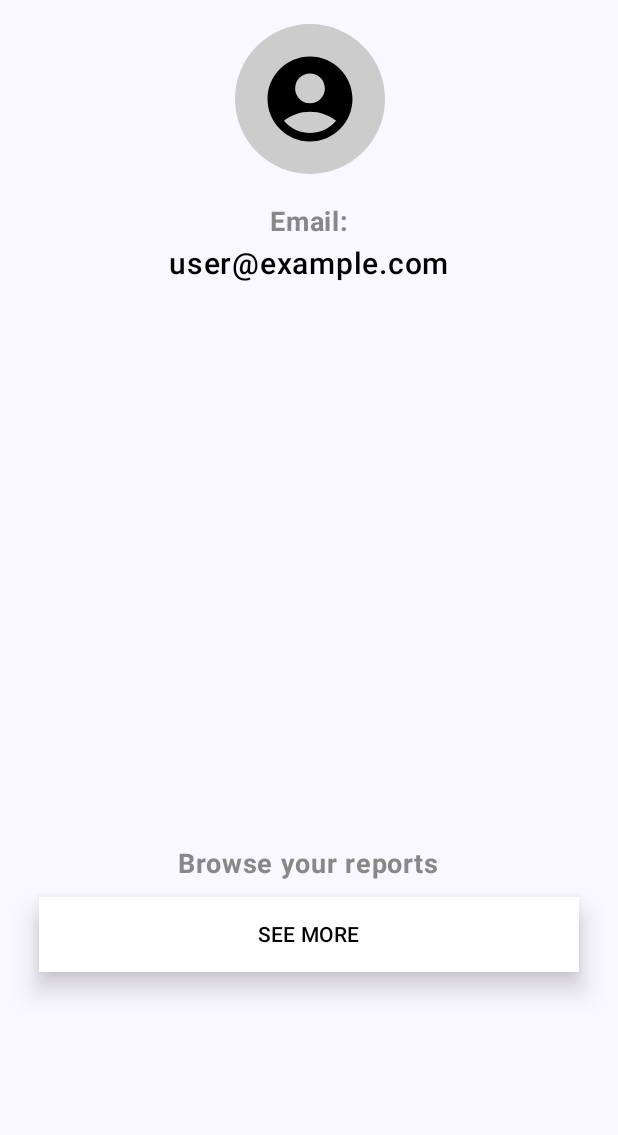
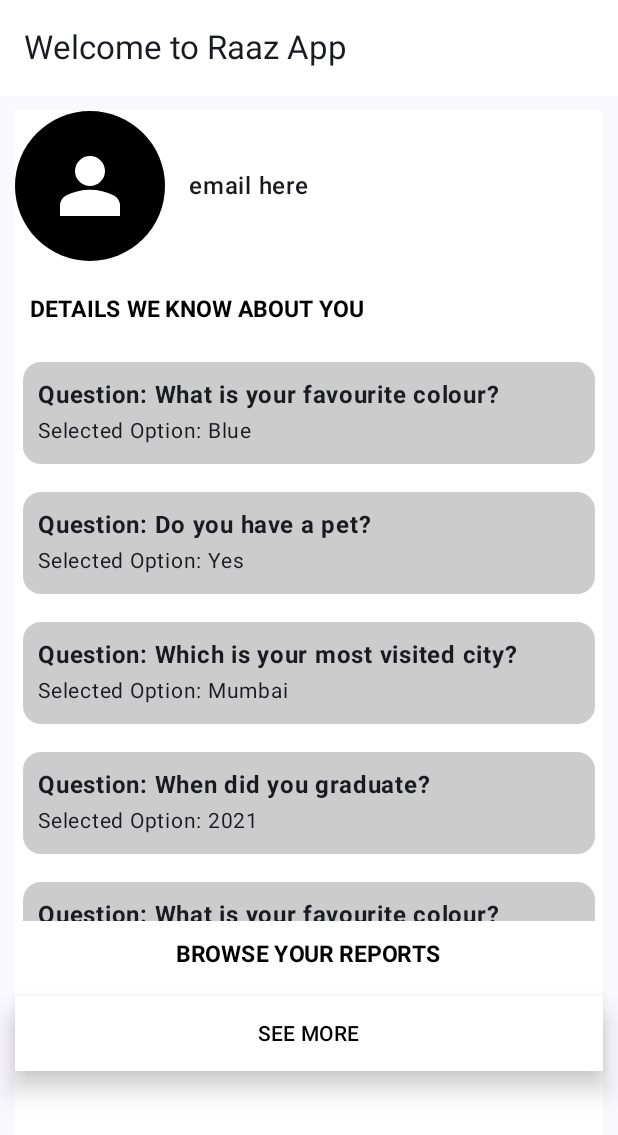
Before and after one commit to SAIF879/RaazAssigment, an Android app built with Jetpack Compose: the composable ProfileScreen shown on its own in the app's theme, on a phone screen of 412 x 824 dp. Shown: the top 1135 px of the screen. Run offline under Robolectric (Android 15) with nearby library versions, the phone set to English and light mode, and no system bars; our stand-ins replace Dagger/Hilt's generated code, Room's generated code.

```diff
--- /dev/null
+++ b/app/src/main/java/com/example/raazassigment/data/local/QuizResponseDao.kt
@@ -0,0 +1,16 @@
+package com.example.raazassigment.data.local
+
+import androidx.room.Dao
+import androidx.room.Insert
+import androidx.room.OnConflictStrategy
+import androidx.room.Query
+import com.example.raazassigment.domain.model.QuizResponseEntity
+
+@Dao
+interface QuizResponseDao {
+    @Insert(onConflict = OnConflictStrategy.REPLACE)
+    suspend fun insertAll(responses: List<QuizResponseEntity>)
+
+    @Query("SELECT * FROM quiz_responses")
+    suspend fun getAllResponses(): List<QuizResponseEntity>
+}
--- a/app/src/main/java/com/example/raazassigment/data/local/UserDao.kt
+++ b/app/src/main/java/com/example/raazassigment/data/local/UserDao.kt
@@ -14,4 +14,5 @@ interface UserDao {
 
     @Query("SELECT * FROM users WHERE email = :email AND password = :password")
     suspend fun getUser(email: String, password: String): UserEntity?
+
 }
--- /dev/null
+++ b/app/src/main/java/com/example/raazassigment/data/repo/QuizRepositoryImpl.kt
@@ -0,0 +1,20 @@
+package com.example.raazassigment.data.repo
+
+
+import com.example.raazassigment.data.local.QuizResponseDao
+import com.example.raazassigment.domain.model.QuizResponseEntity
+import com.example.raazassigment.domain.repo.QuizRepository
+import javax.inject.Inject
+
+class QuizRepositoryImpl @Inject constructor(
+    private val quizResponseDao: QuizResponseDao
+) : QuizRepository {
+    override suspend fun saveAllQuizResponses(responses: List<QuizResponseEntity>) {
+        return quizResponseDao.insertAll(responses)
+    }
+
+
+    override suspend fun getQuizResponses(): List<QuizResponseEntity> {
+        return quizResponseDao.getAllResponses()
+    }
+}
--- a/app/src/main/java/com/example/raazassigment/data/repo/UserRepositoryImpl.kt
+++ b/app/src/main/java/com/example/raazassigment/data/repo/UserRepositoryImpl.kt
@@ -15,4 +15,6 @@ class UserRepositoryImpl @Inject constructor(
     override suspend fun getUser(email: String, password: String): UserEntity? {
         return userDao.getUser(email, password)
     }
+
+
 }
--- a/app/src/main/java/com/example/raazassigment/di/AppModule.kt
+++ b/app/src/main/java/com/example/raazassigment/di/AppModule.kt
@@ -11,6 +11,7 @@ import com.example.raazassigment.data.repo.UserRepositoryImpl
 import com.example.raazassigment.domain.repo.QuizRepository
 import com.example.raazassigment.domain.repo.UserRepository
 import com.example.raazassigment.domain.usecase.AuthenticateUserUseCase
+import com.example.raazassigment.domain.usecase.GetQuizResponsesUseCase
 import com.example.raazassigment.domain.usecase.SaveQuizResponseUseCase
 import dagger.Module
 import dagger.Provides
@@ -62,4 +63,9 @@ object AppModule {
     fun provideQuizUseCase(repository: QuizRepository): SaveQuizResponseUseCase {
         return SaveQuizResponseUseCase(repository)
     }
+
+    @Provides
+    fun provideGetQuizUseCase(repository: QuizRepository): GetQuizResponsesUseCase {
+        return GetQuizResponsesUseCase(repository)
+    }
 }
--- /dev/null
+++ b/app/src/main/java/com/example/raazassigment/domain/repo/QuizRepository.kt
@@ -0,0 +1,8 @@
+package com.example.raazassigment.domain.repo
+
+import com.example.raazassigment.domain.model.QuizResponseEntity
+
+interface QuizRepository {
+    suspend fun saveAllQuizResponses(responses: List<QuizResponseEntity>)
+    suspend fun getQuizResponses(): List<QuizResponseEntity>
+}
--- /dev/null
+++ b/app/src/main/java/com/example/raazassigment/domain/usecase/GetQuizResponsesUseCase.kt
@@ -0,0 +1,15 @@
+package com.example.raazassigment.domain.usecase
+
+import com.example.raazassigment.domain.model.QuizResponseEntity
+import com.example.raazassigment.domain.repo.QuizRepository
+import kotlinx.coroutines.flow.Flow
+import kotlinx.coroutines.flow.flow
+import javax.inject.Inject
+
+class GetQuizResponsesUseCase @Inject constructor(
+    private val quizRepository: QuizRepository
+) {
+    fun execute(): Flow<List<QuizResponseEntity>> = flow {
+        emit(quizRepository.getQuizResponses())
+    }
+}
--- /dev/null
+++ b/app/src/main/java/com/example/raazassigment/domain/usecase/SaveQuizUseCase.kt
@@ -0,0 +1,13 @@
+package com.example.raazassigment.domain.usecase
+
+import com.example.raazassigment.domain.model.QuizResponseEntity
+import com.example.raazassigment.domain.repo.QuizRepository
+import javax.inject.Inject
+
+class SaveQuizResponseUseCase @Inject constructor(
+    private val repository: QuizRepository
+) {
+    suspend operator fun invoke(responses: List<QuizResponseEntity>) {
+        repository.saveAllQuizResponses(responses)
+    }
+}
--- a/app/src/main/java/com/example/raazassigment/presentation/navigation/RootNavGraph.kt
+++ b/app/src/main/java/com/example/raazassigment/presentation/navigation/RootNavGraph.kt
@@ -9,7 +9,6 @@ object NavGraph{
     const val SPLASH = "splash"
     const val INTRO = "intro"
     const val AUTHENTICATION = "authentication"
-    const val MAIN = "main"
 }
 
 @Composable
--- /dev/null
+++ b/app/src/main/java/com/example/raazassigment/presentation/ui/screens/introScreen/IntroScreenViewmodel.kt
@@ -0,0 +1,34 @@
+package com.example.raazassigment.presentation.ui.screens.introScreen
+
+import android.util.Log
+import androidx.lifecycle.ViewModel
+import androidx.lifecycle.viewModelScope
+import com.example.raazassigment.domain.model.Question
+import com.example.raazassigment.domain.model.QuizResponseEntity
+import com.example.raazassigment.domain.usecase.SaveQuizResponseUseCase
+import dagger.hilt.android.lifecycle.HiltViewModel
+import kotlinx.coroutines.launch
+import javax.inject.Inject
+
+@HiltViewModel
+class QuizViewModel @Inject constructor(
+    private val saveQuizResponseUseCase: SaveQuizResponseUseCase
+) : ViewModel() {
+
+    private val _responses = mutableListOf<QuizResponseEntity>()
+
+    fun saveQuizResponse(question: String, selectedOption: String, isLast: Boolean) {
+        _responses.add(QuizResponseEntity(question = question, selectedOption = selectedOption))
+
+        Log.d("QuizViewModel", "Collected response: $question -> $selectedOption")
+
+        if (isLast) {
+            viewModelScope.launch {
+                Log.d("QuizViewModel", "Saving responses: $_responses")
+                saveQuizResponseUseCase(_responses)
+                _responses.clear()
+                Log.d("QuizViewModel", "Responses saved and cleared.")
+            }
+        }
+    }
+}
--- a/app/src/main/java/com/example/raazassigment/presentation/ui/screens/profileScreen/ProfileScreen.kt
+++ b/app/src/main/java/com/example/raazassigment/presentation/ui/screens/profileScreen/ProfileScreen.kt
@@ -1,88 +1,141 @@
 package com.example.raazassigment.presentation.ui.screens.profileScreen
 
 import androidx.compose.foundation.background
-import androidx.compose.foundation.layout.Arrangement
-import androidx.compose.foundation.layout.Column
-import androidx.compose.foundation.layout.Spacer
-import androidx.compose.foundation.layout.fillMaxSize
-import androidx.compose.foundation.layout.fillMaxWidth
-import androidx.compose.foundation.layout.height
-import androidx.compose.foundation.layout.padding
-import androidx.compose.foundation.layout.size
+import androidx.compose.foundation.layout.*
+import androidx.compose.foundation.lazy.LazyColumn
+import androidx.compose.foundation.lazy.items
 import androidx.compose.foundation.shape.CircleShape
-import androidx.compose.material.icons.Icons
-import androidx.compose.material.icons.filled.AccountCircle
-import androidx.compose.material3.Icon
-import androidx.compose.material3.Text
-import androidx.compose.runtime.Composable
+import androidx.compose.material3.*
+import androidx.compose.runtime.*
 import androidx.compose.ui.Alignment
 import androidx.compose.ui.Modifier
+import androidx.compose.ui.draw.clip
 import androidx.compose.ui.graphics.Color
+import androidx.compose.ui.platform.LocalContext
+import androidx.compose.ui.res.painterResource
 import androidx.compose.ui.text.font.FontWeight
 import androidx.compose.ui.unit.dp
 import androidx.compose.ui.unit.sp
+import androidx.hilt.navigation.compose.hiltViewModel
+import com.example.raazassigment.R
+import com.example.raazassigment.domain.model.QuizResponseEntity
 import com.example.raazassigment.presentation.ui.components.AppCompactButton
+import com.example.raazassigment.presentation.util.showToast
 
+@OptIn(ExperimentalMaterial3Api::class)
 @Composable
-fun ProfileScreen() {
-Column(modifier = Modifier.fillMaxSize() , verticalArrangement = Arrangement.SpaceBetween , horizontalAlignment = Alignment.CenterHorizontally) {
+fun ProfileScreen(viewModel: ProfileViewModel = hiltViewModel()) {
+    val context = LocalContext.current
+    val quizResponses by viewModel.quizResponses.collectAsState()
+
+    Scaffold(
+        topBar = {
+            TopAppBar(
+                title = { Text("Welcome to Raaz App") },
+                colors = TopAppBarDefaults.topAppBarColors(containerColor = Color.White)
+            )
+        }
+    ) { paddingValues ->
         Column(
             modifier = Modifier
-            .padding(16.dp),
-        verticalArrangement = Arrangement.Center,
+                .fillMaxSize()
+                .padding(paddingValues)
+                .padding(10.dp)
+                .background(Color.White),
+            verticalArrangement = Arrangement.SpaceBetween,
             horizontalAlignment = Alignment.CenterHorizontally
         ) {
-        // Profile Icon
-        Icon(
-            imageVector = Icons.Default.AccountCircle,
-            contentDescription = "Profile Icon",
+            // Profile Section
+            Row(
+                modifier = Modifier.fillMaxWidth(),
+                verticalAlignment = Alignment.CenterVertically,
+            ) {
+                Box(
                     modifier = Modifier
                         .size(100.dp)
-                .background(Color.LightGray, shape = CircleShape)
-                .padding(16.dp),
-            tint = Color.Black
+                        .clip(CircleShape)
+                        .background(Color.Black),
+                    contentAlignment = Alignment.Center
+                ) {
+                    Icon(
+                        painter = painterResource(id = R.drawable.ic_account),
+                        contentDescription = "Profile Icon",
+                        modifier = Modifier.size(60.dp),
+                        tint = Color.White
                     )
-
-        Spacer(modifier = Modifier.height(20.dp))
-
-        // Email Field
+                }
+                Spacer(modifier = Modifier.width(16.dp))
                 Text(
-            text = "Email:",
-            fontSize = 18.sp,
-            fontWeight = FontWeight.Bold,
-            color = Color.Gray
-        )
-
-        Spacer(modifier = Modifier.height(4.dp))
-
-        // Actual Email (Replace with dynamic email)
-        Text(
-            text = "user@example.com", // Change this to actual email from ViewModel
-            fontSize = 20.sp,
-            fontWeight = FontWeight.Medium,
-            color = Color.Black
+                    text = "email here",
+                    fontSize = 16.sp,
+                    fontWeight = FontWeight.Medium
                 )
             }
 
-Column(
+            Box(
                 modifier = Modifier
-        .padding(16.dp),
-    verticalArrangement = Arrangement.Center,
-    horizontalAlignment = Alignment.CenterHorizontally
+                    .weight(1f)
+                    .background(Color.White)
+                    .padding(vertical = 10.dp)
             ) {
-
-    Text(text = "Browse your reports",    fontSize = 18.sp,
+                LazyColumn(
+                    verticalArrangement = Arrangement.spacedBy(8.dp),
+                    modifier = Modifier.fillMaxSize()
+                ) {
+                    item {
+                        Text(
+                            text = "DETAILS WE KNOW ABOUT YOU",
+                            fontSize = 15.sp,
                             fontWeight = FontWeight.Bold,
-        color = Color.Gray)
-
-    AppCompactButton(label = "SEE MORE", modifier = Modifier
-        .fillMaxWidth()
-        .padding(10.dp)
-        .height(50.dp) , color = Color.White ) {
-
+                            color = Color.Black,
+                            modifier = Modifier.padding(10.dp)
+                        )
                     }
-
-    Spacer(modifier = Modifier.size(150.dp))
+                    items(quizResponses) { response ->
+                        QuizItem(response)
                     }
                 }
             }
+
+            // Bottom Section
+            Column(
+                horizontalAlignment = Alignment.CenterHorizontally,
+                modifier = Modifier.fillMaxWidth()
+            ) {
+                Text(
+                    text = "BROWSE YOUR REPORTS",
+                    fontSize = 15.sp,
+                    fontWeight = FontWeight.Bold,
+                    color = Color.Black
+                )
+
+                Spacer(modifier = Modifier.height(16.dp))
+
+                AppCompactButton(
+                    label = "SEE MORE",
+                    modifier = Modifier
+                        .fillMaxWidth()
+                        .height(50.dp),
+                    color = Color.White,
+                ) {
+                    context.showToast("Coming Soon!")
+                }
+                Spacer(modifier = Modifier.size(100.dp))
+            }
+        }
+    }
+}
+
+@Composable
+fun QuizItem(response: QuizResponseEntity) {
+    Column(
+        modifier = Modifier
+            .fillMaxWidth()
+            .padding(5.dp)
+            .background(Color.LightGray, shape = MaterialTheme.shapes.medium)
+            .padding(10.dp)
+    ) {
+        Text(text = "Question: ${response.question}", fontWeight = FontWeight.Bold)
+        Text(text = "Selected Option: ${response.selectedOption}", fontSize = 14.sp)
+    }
+}
--- /dev/null
+++ b/app/src/main/java/com/example/raazassigment/presentation/ui/screens/profileScreen/ProfileViewModel.kt
@@ -0,0 +1,33 @@
+package com.example.raazassigment.presentation.ui.screens.profileScreen
+
+import androidx.lifecycle.ViewModel
+import androidx.lifecycle.viewModelScope
+import com.example.raazassigment.domain.model.QuizResponseEntity
+import com.example.raazassigment.domain.usecase.GetQuizResponsesUseCase
+import com.example.raazassigment.domain.usecase.SaveQuizResponseUseCase
+import dagger.hilt.android.lifecycle.HiltViewModel
+import kotlinx.coroutines.flow.MutableStateFlow
+import kotlinx.coroutines.flow.asStateFlow
+import kotlinx.coroutines.launch
+import javax.inject.Inject
+
+@HiltViewModel
+class ProfileViewModel @Inject constructor(
+    private val getQuizResponsesUseCase: GetQuizResponsesUseCase
+) : ViewModel() {
+
+    private val _quizResponses = MutableStateFlow<List<QuizResponseEntity>>(emptyList())
+    val quizResponses = _quizResponses.asStateFlow()
+
+    init {
+        getQuizResponses()
+    }
+
+    private fun getQuizResponses() {
+        viewModelScope.launch {
+            getQuizResponsesUseCase.execute().collect { responses ->
+                _quizResponses.value = responses
+            }
+        }
+    }
+}
--- /dev/null
+++ b/app/src/main/res/drawable/ic_account.xml
@@ -0,0 +1,9 @@
+<vector xmlns:android="http://schemas.android.com/apk/res/android"
+    android:width="24dp"
+    android:height="24dp"
+    android:viewportWidth="960"
+    android:viewportHeight="960">
+  <path
+      android:pathData="M480,480q-66,0 -113,-47t-47,-113q0,-66 47,-113t113,-47q66,0 113,47t47,113q0,66 -47,113t-113,47ZM160,800v-112q0,-34 17.5,-62.5T224,582q62,-31 126,-46.5T480,520q66,0 130,15.5T736,582q29,15 46.5,43.5T800,688v112L160,800Z"
+      android:fillColor="#FFFF"/>
+</vector>
--- /dev/null
+++ b/app/src/main/res/drawable/ic_visiblity.xml
@@ -0,0 +1,5 @@
+<vector xmlns:android="http://schemas.android.com/apk/res/android" android:height="24dp" android:tint="#000000" android:viewportHeight="24" android:viewportWidth="24" android:width="24dp">
+
+    <path android:fillColor="@android:color/white" android:pathData="M12,4.5C7,4.5 2.73,7.61 1,12c1.73,4.39 6,7.5 11,7.5s9.27,-3.11 11,-7.5c-1.73,-4.39 -6,-7.5 -11,-7.5zM12,17c-2.76,0 -5,-2.24 -5,-5s2.24,-5 5,-5 5,2.24 5,5 -2.24,5 -5,5zM12,9c-1.66,0 -3,1.34 -3,3s1.34,3 3,3 3,-1.34 3,-3 -1.34,-3 -3,-3z"/>
+
+</vector>
```
Lines whose indentation alone changed are shown as unchanged.
